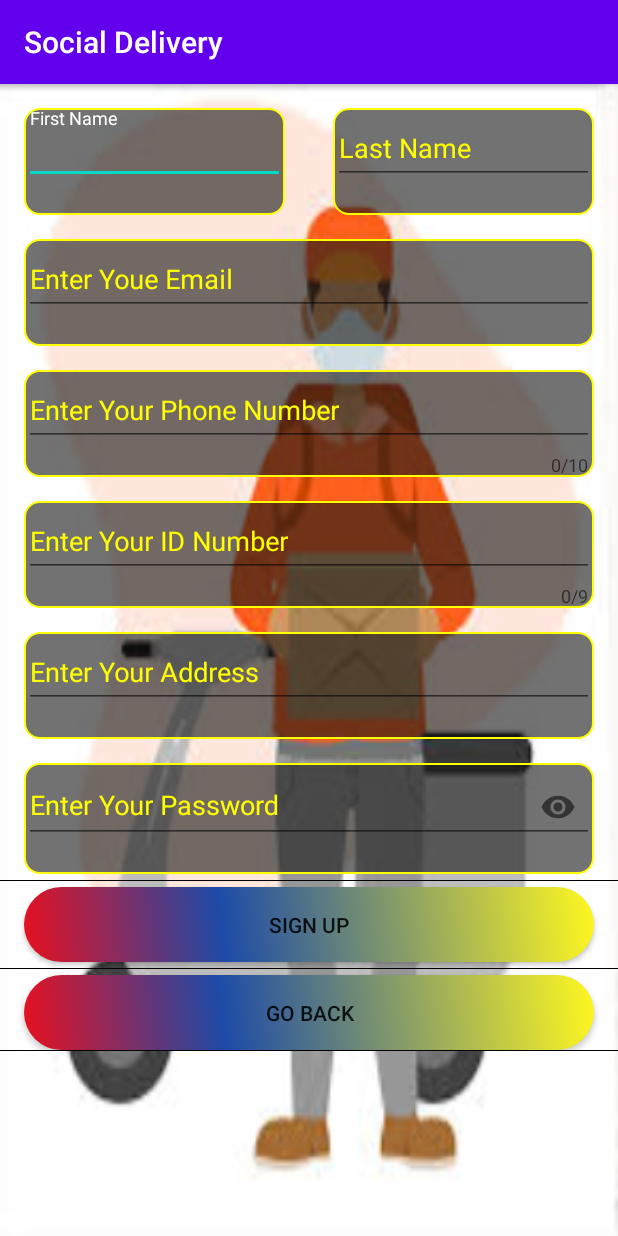
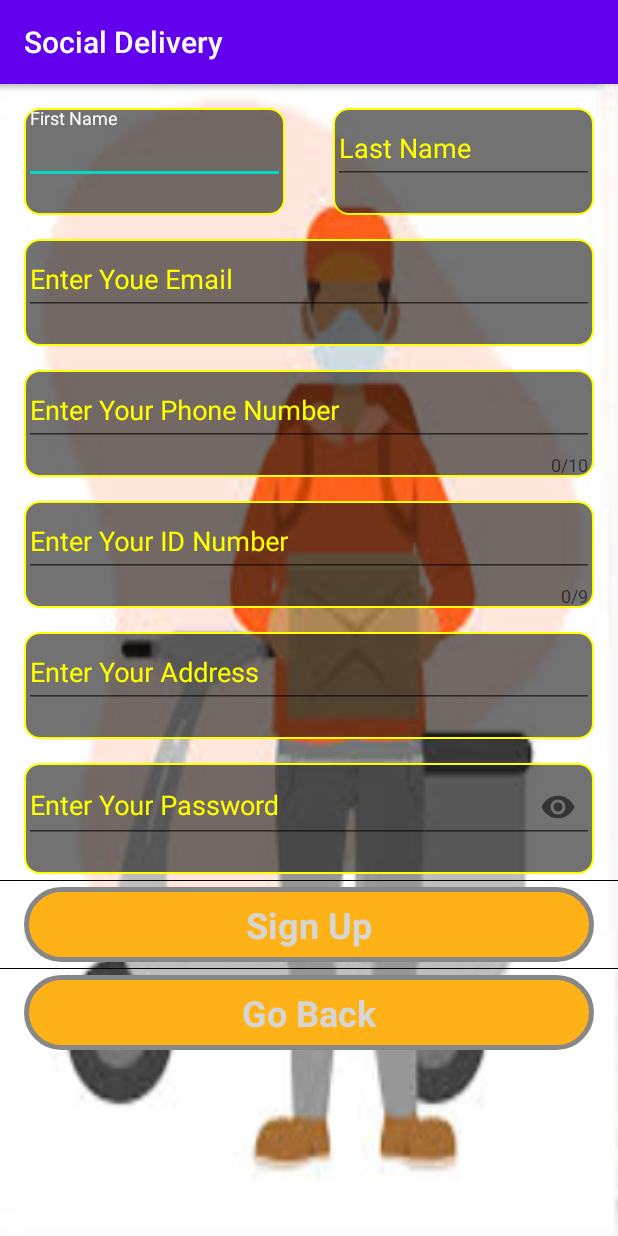
Before and after one commit to SimchaPo/socialdeliverysystem, an Android app: the screen it shows after launch (SignUpActivity), after a tap on an icon or button, on a phone screen of 412 x 824 dp. Run offline under Robolectric (Android 15) with nearby library versions, the phone set to English and light mode, and no system bars; our stand-ins replace Firebase (no records; nobody signed in at launch, a user with empty details on screens opened directly); 1 other tap on this screen came first.

```diff
--- a/app/src/main/java/com/example/socialdeliverysystem/Utils/FirebaseDBManager.java
+++ b/app/src/main/java/com/example/socialdeliverysystem/Utils/FirebaseDBManager.java
@@ -7,19 +7,6 @@ import com.google.firebase.database.DatabaseReference;
 import com.google.firebase.database.FirebaseDatabase;
 
 public class FirebaseDBManager {
-    public interface Action<T> {
-        void onSuccess(T obj);
-
-        void onFailure(Exception exception);
-
-        void onProgress(String status, double percent);
-    }
-
-    public interface NotifyDataChange<T> {
-        void OnDataChanged(T obj);
-
-        void onFailure(Exception exception);
-    }
 
     public static DatabaseReference databaseReference;
     public static DatabaseReference usersRef;
--- a/app/src/main/java/com/example/socialdeliverysystem/ui/friendsParcels/FriendsAdapter.java
+++ b/app/src/main/java/com/example/socialdeliverysystem/ui/friendsParcels/FriendsAdapter.java
@@ -123,7 +123,7 @@ public class FriendsAdapter extends BaseAdapter {
             @Override
             public void onClick(View view) {
                 takeBtn.setEnabled(false);
-                takeBtn.setText("Token");
+                takeBtn.setText("Taken");
                 FirebaseDBManager.newPackagesRef.child(parcel.getAddressee().getPhoneNumber() + '/' +
                         parcel.getParcelID()).removeValue();
                 mReference = FirebaseDBManager.oldPackagesRef.child(parcel.getAddressee().getPhoneNumber() + '/' +
--- a/app/src/main/java/com/example/socialdeliverysystem/ui/friendsParcels/FriendsParcelsFragment.java
+++ b/app/src/main/java/com/example/socialdeliverysystem/ui/friendsParcels/FriendsParcelsFragment.java
@@ -47,12 +47,6 @@ public class FriendsParcelsFragment extends Fragment {
         listViewParcels.setAdapter(parcelAdapter);
         parcels.clear();
         setFirebaseListener();
-        listViewParcels.setOnItemClickListener(new AdapterView.OnItemClickListener() {
-            @Override
-            public void onItemClick(AdapterView<?> adapterView, View view, int i, long l) {
-                Toast.makeText(getActivity(), "item clicked: " + i, Toast.LENGTH_SHORT).show();
-            }
-        });
         return root;
     }
 
--- a/app/src/main/res/drawable/button_style.xml
+++ b/app/src/main/res/drawable/button_style.xml
@@ -3,13 +3,8 @@
     <corners
         android:radius="100dp"
         />
-    <gradient
-        android:angle="45"
-        android:centerX="35%"
-        android:centerColor="#1D4BA8"
-        android:startColor="#E8101F"
-        android:endColor="#FFF81F"
-        android:type="linear"
+    <solid
+        android:color="#FFB217"
         />
     <padding
         android:left="0dp"
@@ -21,4 +16,8 @@
         android:width="100dp"
         android:height="50dp"
         />
+    <stroke
+        android:width="3dp"
+        android:color="#878787"
+        />
 </shape>
--- a/app/src/main/res/layout/activity_sign_up.xml
+++ b/app/src/main/res/layout/activity_sign_up.xml
@@ -221,10 +221,6 @@
             android:layout_marginTop="4dp"
             android:layout_marginRight="16dp"
             android:layout_marginBottom="0dp"/>
-        <View
-            android:layout_width="match_parent"
-            android:layout_height="0.5dp"
-            android:background="@android:color/black" />
     </androidx.appcompat.widget.LinearLayoutCompat>
 
 </androidx.appcompat.widget.LinearLayoutCompat>
--- a/app/src/main/res/values/styles.xml
+++ b/app/src/main/res/values/styles.xml
@@ -6,6 +6,14 @@
         <item name="colorPrimary">@color/colorPrimary</item>
         <item name="colorPrimaryDark">@color/colorPrimaryDark</item>
         <item name="colorAccent">@color/colorAccent</item>
+        <item name="android:buttonStyle">@style/ButtonColor</item>
+    </style>
+
+    <style name="ButtonColor" parent="@android:style/Widget.Button">
+        <item name="android:textColor">@color/fui_bgFacebook</item>
+        <item name="android:textSize">24dp</item>
+        <item name="android:textStyle">bold</item>
+        <item name="android:buttonStyle">@drawable/button_style</item>
     </style>
 
     <style name="AppTheme.NoActionBar">
```
Also changed, not shown: app/src/main/java/com/example/socialdeliverysystem/MyBroadcastReceiver.java (+3 -5 lines), app/src/main/java/com/example/socialdeliverysystem/Utils/LocationManage.java (+0 -29 lines), app/src/main/java/com/example/socialdeliverysystem/ui/MainActivity.java (+0 -10 lines), app/src/main/java/com/example/socialdeliverysystem/ui/parcelsHistory/ParcelsHistoryFragment.java (+2 -12 lines), 1 other file.
